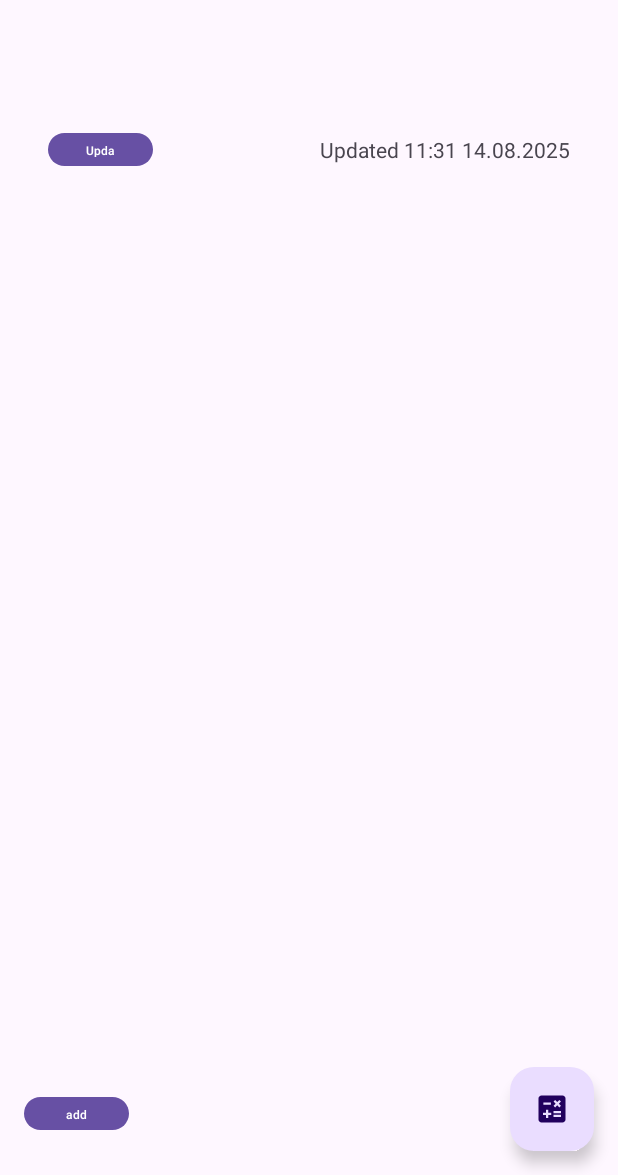
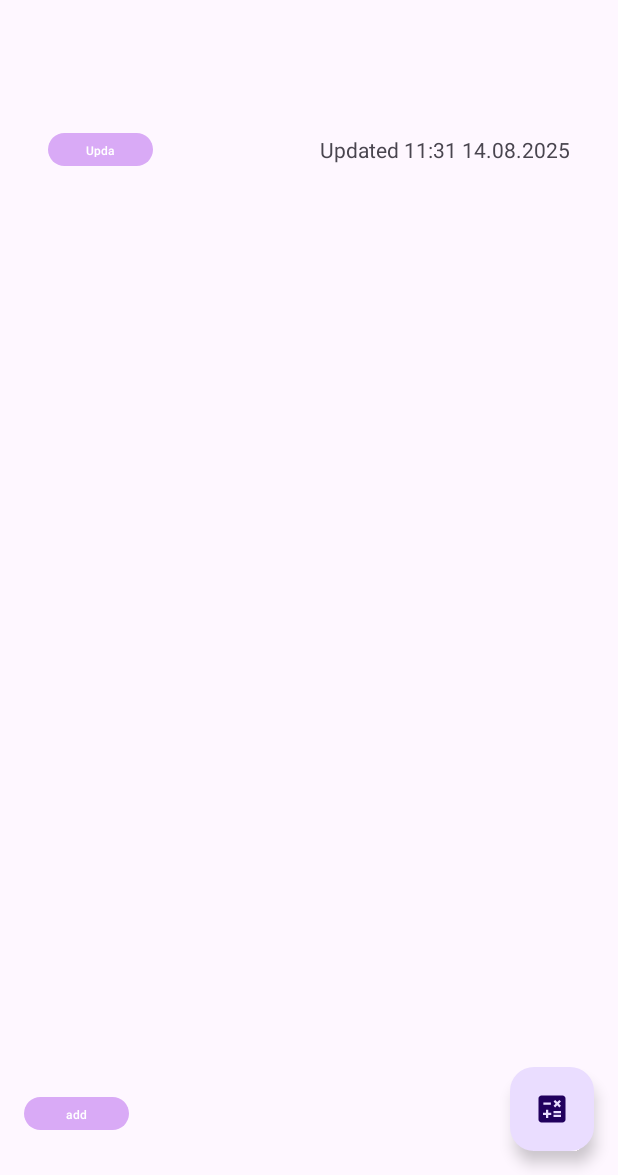
Before and after one commit to denny24s/CurrencyConverter, an Android app: the screen it shows after launch (MainActivity), on a phone screen of 412 x 824 dp, the part 61-1236 px from its top. Run offline under Robolectric (Android 15) with nearby library versions, the light colour scheme and no system bars.

Commit message:
Dark theme, fixed input

```diff
--- a/app/build.gradle.kts
+++ b/app/build.gradle.kts
@@ -73,6 +73,8 @@ dependencies {
 
     implementation(libs.retrofit)
     implementation(libs.retrofit2.converter.gson)
+
+    implementation ("androidx.datastore:datastore-preferences:1.1.4")
 }
 
 kapt {
--- a/app/src/main/java/com/example/currencyconverter/CurrencyAdapter.kt
+++ b/app/src/main/java/com/example/currencyconverter/CurrencyAdapter.kt
@@ -114,7 +114,7 @@ class CurrencyAdapter(
         }
 
         fun bind(item: CurrencyItem, position: Int) {
-            binding.tvCurrency.text = item.currency
+            binding.tvCurrency.text = item.currency.uppercase()
             binding.tvCurrencyName.text = item.currencyName
 
             binding.currencyChangeContainer.setOnClickListener {
--- a/app/src/main/java/com/example/currencyconverter/MainActivity.kt
+++ b/app/src/main/java/com/example/currencyconverter/MainActivity.kt
@@ -11,11 +11,14 @@ import android.widget.EditText
 import android.widget.ImageView
 import android.widget.TextView
 import androidx.appcompat.app.AppCompatActivity
+import androidx.appcompat.app.AppCompatDelegate
 import androidx.recyclerview.widget.ItemTouchHelper
 import androidx.recyclerview.widget.LinearLayoutManager
 import androidx.recyclerview.widget.RecyclerView
 import com.example.currencyconverter.databinding.ActivityMainBinding
 import com.google.android.material.bottomsheet.BottomSheetDialog
+import com.google.android.material.navigation.NavigationView
+import com.google.android.material.switchmaterial.SwitchMaterial
 import kotlinx.coroutines.CoroutineScope
 import kotlinx.coroutines.Dispatchers
 import kotlinx.coroutines.launch
@@ -27,6 +30,7 @@ class MainActivity : AppCompatActivity() {
 
     private lateinit var binding: ActivityMainBinding
     private lateinit var adapter: CurrencyAdapter
+
 
     // We'll track which row is the "base" (the last row user typed on or changed currency).
     private var selectedBasePosition: Int = 0
@@ -43,8 +47,39 @@ class MainActivity : AppCompatActivity() {
 
     override fun onCreate(savedInstanceState: Bundle?) {
         super.onCreate(savedInstanceState)
+
+        // 0) read saved mode
+        val prefs = getSharedPreferences("settings", MODE_PRIVATE)
+        val savedMode = prefs.getInt(
+            "theme_mode",
+            AppCompatDelegate.MODE_NIGHT_FOLLOW_SYSTEM
+        )
+        AppCompatDelegate.setDefaultNightMode(savedMode)
+
         binding = ActivityMainBinding.inflate(layoutInflater)
         setContentView(binding.root)
+
+        // 3) now it’s safe to reference binding.* or call findViewById
+        val navViewContainer = findViewById<NavigationView>(R.id.navViewContainer)
+        val switchDark = navViewContainer.findViewById<SwitchMaterial>(R.id.switchDarkMode)
+
+        switchDark.isChecked =
+            AppCompatDelegate.getDefaultNightMode() == AppCompatDelegate.MODE_NIGHT_YES
+
+        // 4) Wire up the toggle
+        switchDark.setOnCheckedChangeListener { _, isChecked ->
+            val mode = if (isChecked)
+                AppCompatDelegate.MODE_NIGHT_YES
+            else
+                AppCompatDelegate.MODE_NIGHT_NO
+
+            AppCompatDelegate.setDefaultNightMode(mode)
+            //  save
+            prefs.edit()
+                .putInt("theme_mode", mode)
+                .apply()
+        }
+
 
         adapter = CurrencyAdapter(
             context = this,
--- a/app/src/main/res/layout/item_currency_info.xml
+++ b/app/src/main/res/layout/item_currency_info.xml
@@ -11,6 +11,7 @@
         android:id="@+id/tvCode"
         android:layout_width="wrap_content"
         android:layout_height="wrap_content"
+        android:textStyle="bold"
         android:text="USD"
         android:textSize="16sp"
         app:layout_constraintTop_toTopOf="parent"
--- a/app/src/main/res/layout/item_currency_row.xml
+++ b/app/src/main/res/layout/item_currency_row.xml
@@ -20,6 +20,7 @@
             android:id="@+id/tvCurrency"
             android:layout_width="wrap_content"
             android:layout_height="wrap_content"
+            android:textStyle="bold"
             android:text="USD"
             android:textSize="16sp"
             app:layout_constraintStart_toStartOf="parent"
--- a/app/src/main/res/layout/nav_drawer.xml
+++ b/app/src/main/res/layout/nav_drawer.xml
@@ -63,7 +63,7 @@
                 app:layout_constraintBottom_toBottomOf="parent"
                 app:layout_constraintStart_toEndOf="@id/ivDarkModeIcon" />
 
-            <Switch
+            <com.google.android.material.switchmaterial.SwitchMaterial
                 android:id="@+id/switchDarkMode"
                 android:layout_width="wrap_content"
                 android:layout_height="wrap_content"
--- /dev/null
+++ b/app/src/main/res/values-night/colors.xml
@@ -0,0 +1,4 @@
+<?xml version="1.0" encoding="utf-8"?>
+<resources>
+    <color name="purple_200">#673AB7</color>
+</resources>
--- a/app/src/main/res/values-night/themes.xml
+++ b/app/src/main/res/values-night/themes.xml
@@ -1,7 +1,9 @@
-<resources xmlns:tools="http://schemas.android.com/tools">
-    <!-- Base application theme. -->
-    <style name="Base.Theme.CurrencyConverter" parent="Theme.Material3.DayNight.NoActionBar">
-        <!-- Customize your dark theme here. -->
-        <!-- <item name="colorPrimary">@color/my_dark_primary</item> -->
+<resources>
+    <style name="Theme.CurrencyConverter" parent="Theme.Material3.DayNight.NoActionBar">
+        <item name="colorPrimary">@color/purple_200</item>
+        <item name="colorOnPrimary">@color/black</item>
+        <item name="colorSurface">@color/black</item>
+        <!-- … dark palette … -->
     </style>
+
 </resources>
--- a/app/src/main/res/values/colors.xml
+++ b/app/src/main/res/values/colors.xml
@@ -3,4 +3,6 @@
     <color name="black">#FF000000</color>
     <color name="white">#FFFFFFFF</color>
     <color name="test">#dfdfdf</color>
+    <color name="purple_500">#D9AAF6</color>
+    <color name="purple_200">#673AB7</color>
 </resources>
--- a/app/src/main/res/values/themes.xml
+++ b/app/src/main/res/values/themes.xml
@@ -1,9 +1,10 @@
-<resources xmlns:tools="http://schemas.android.com/tools">
-    <!-- Base application theme. -->
-    <style name="Base.Theme.CurrencyConverter" parent="Theme.Material3.DayNight.NoActionBar">
-        <!-- Customize your light theme here. -->
-        <!-- <item name="colorPrimary">@color/my_light_primary</item> -->
+<resources>
+    <style name="Theme.CurrencyConverter" parent="Theme.Material3.DayNight.NoActionBar">
+        <!-- keep it light -->
+        <item name="android:forceDarkAllowed">false</item>
+        <item name="colorPrimary">@color/purple_500</item>
+        <item name="colorOnPrimary">@color/white</item>
+        <item name="colorSurface">@color/white</item>
+        <!-- … your light palette … -->
     </style>
-
-    <style name="Theme.CurrencyConverter" parent="Base.Theme.CurrencyConverter" />
 </resources>
```
Also changed, not shown: app/src/main/java/com/example/currencyconverter/App.kt (added, +10 -0 lines), app/src/main/java/com/example/currencyconverter/DarkModePrefs.kt (added, +27 -0 lines).
